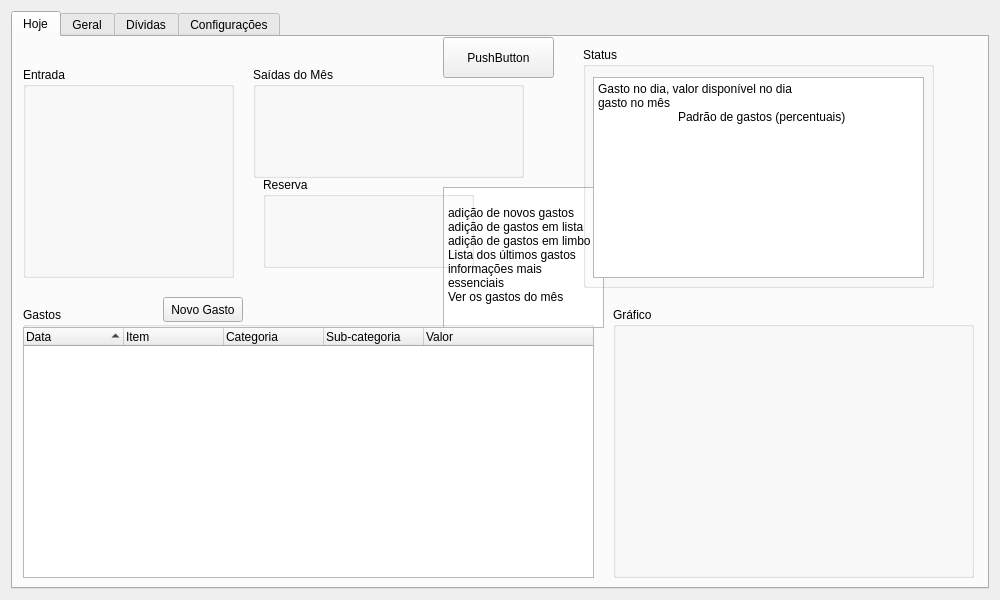
vazerick/controle_gastos, file ui/janela.ui: the form before one commit.
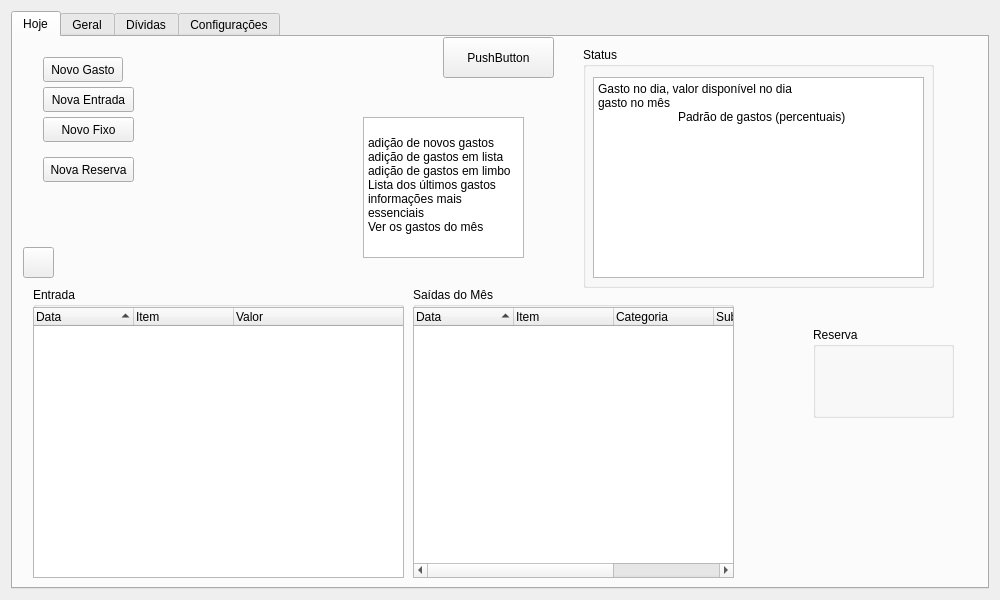
The form after the commit.

Commit message: Módulo para adição de Entrada, Fixo e Reserva.

```diff
--- a/ui/janela.ui
+++ b/ui/janela.ui
@@ -38,8 +38,8 @@
       <widget class="QTextBrowser" name="textBrowser">
        <property name="geometry">
         <rect>
-         <x>430</x>
-         <y>150</y>
+         <x>350</x>
+         <y>80</y>
          <width>161</width>
          <height>141</height>
         </rect>
@@ -90,136 +90,6 @@
         </property>
        </widget>
       </widget>
-      <widget class="QGroupBox" name="boxEntrada">
-       <property name="geometry">
-        <rect>
-         <x>10</x>
-         <y>30</y>
-         <width>211</width>
-         <height>211</height>
-        </rect>
-       </property>
-       <property name="title">
-        <string>Entrada</string>
-       </property>
-      </widget>
-      <widget class="QGroupBox" name="boxSaidas">
-       <property name="geometry">
-        <rect>
-         <x>240</x>
-         <y>30</y>
-         <width>271</width>
-         <height>111</height>
-        </rect>
-       </property>
-       <property name="title">
-        <string>Saídas do Mês</string>
-       </property>
-      </widget>
-      <widget class="QGroupBox" name="boxGastos">
-       <property name="geometry">
-        <rect>
-         <x>10</x>
-         <y>270</y>
-         <width>571</width>
-         <height>271</height>
-        </rect>
-       </property>
-       <property name="title">
-        <string>Gastos</string>
-       </property>
-       <widget class="QTreeWidget" name="treeSaida">
-        <property name="geometry">
-         <rect>
-          <x>0</x>
-          <y>20</y>
-          <width>571</width>
-          <height>251</height>
-         </rect>
-        </property>
-        <property name="alternatingRowColors">
-         <bool>true</bool>
-        </property>
-        <property name="rootIsDecorated">
-         <bool>true</bool>
-        </property>
-        <property name="uniformRowHeights">
-         <bool>false</bool>
-        </property>
-        <property name="itemsExpandable">
-         <bool>false</bool>
-        </property>
-        <property name="sortingEnabled">
-         <bool>true</bool>
-        </property>
-        <property name="wordWrap">
-         <bool>true</bool>
-        </property>
-        <property name="headerHidden">
-         <bool>false</bool>
-        </property>
-        <attribute name="headerVisible">
-         <bool>true</bool>
-        </attribute>
-        <attribute name="headerCascadingSectionResizes">
-         <bool>false</bool>
-        </attribute>
-        <attribute name="headerHighlightSections">
-         <bool>false</bool>
-        </attribute>
-        <column>
-         <property name="text">
-          <string>Data</string>
-         </property>
-        </column>
-        <column>
-         <property name="text">
-          <string>Item</string>
-         </property>
-        </column>
-        <column>
-         <property name="text">
-          <string>Categoria</string>
-         </property>
-        </column>
-        <column>
-         <property name="text">
-          <string>Sub-categoria</string>
-         </property>
-        </column>
-        <column>
-         <property name="text">
-          <string>Valor</string>
-         </property>
-        </column>
-       </widget>
-      </widget>
-      <widget class="QGroupBox" name="boxGrafico">
-       <property name="geometry">
-        <rect>
-         <x>600</x>
-         <y>270</y>
-         <width>361</width>
-         <height>271</height>
-        </rect>
-       </property>
-       <property name="title">
-        <string>Gráfico</string>
-       </property>
-      </widget>
-      <widget class="QGroupBox" name="boxSaidas_2">
-       <property name="geometry">
-        <rect>
-         <x>250</x>
-         <y>140</y>
-         <width>211</width>
-         <height>91</height>
-        </rect>
-       </property>
-       <property name="title">
-        <string>Reserva</string>
-       </property>
-      </widget>
       <widget class="QPushButton" name="pushButton">
        <property name="geometry">
         <rect>
@@ -236,8 +106,8 @@
       <widget class="QPushButton" name="botaoGasto">
        <property name="geometry">
         <rect>
-         <x>150</x>
-         <y>260</y>
+         <x>30</x>
+         <y>20</y>
          <width>80</width>
          <height>25</height>
         </rect>
@@ -246,6 +116,316 @@
         <string>Novo Gasto</string>
        </property>
       </widget>
+      <widget class="QStackedWidget" name="stackedWidget">
+       <property name="enabled">
+        <bool>true</bool>
+       </property>
+       <property name="geometry">
+        <rect>
+         <x>20</x>
+         <y>250</y>
+         <width>931</width>
+         <height>291</height>
+        </rect>
+       </property>
+       <property name="mouseTracking">
+        <bool>false</bool>
+       </property>
+       <property name="autoFillBackground">
+        <bool>false</bool>
+       </property>
+       <property name="currentIndex">
+        <number>1</number>
+       </property>
+       <widget class="QWidget" name="page">
+        <widget class="QGroupBox" name="boxGastos">
+         <property name="geometry">
+          <rect>
+           <x>0</x>
+           <y>0</y>
+           <width>631</width>
+           <height>291</height>
+          </rect>
+         </property>
+         <property name="title">
+          <string>Gastos</string>
+         </property>
+         <widget class="QTreeWidget" name="treeSaida">
+          <property name="geometry">
+           <rect>
+            <x>0</x>
+            <y>20</y>
+            <width>631</width>
+            <height>271</height>
+           </rect>
+          </property>
+          <property name="alternatingRowColors">
+           <bool>true</bool>
+          </property>
+          <property name="rootIsDecorated">
+           <bool>true</bool>
+          </property>
+          <property name="uniformRowHeights">
+           <bool>false</bool>
+          </property>
+          <property name="itemsExpandable">
+           <bool>false</bool>
+          </property>
+          <property name="sortingEnabled">
+           <bool>true</bool>
+          </property>
+          <property name="wordWrap">
+           <bool>true</bool>
+          </property>
+          <property name="headerHidden">
+           <bool>true</bool>
+          </property>
+          <attribute name="headerVisible">
+           <bool>false</bool>
+          </attribute>
+          <attribute name="headerCascadingSectionResizes">
+           <bool>false</bool>
+          </attribute>
+          <attribute name="headerHighlightSections">
+           <bool>false</bool>
+          </attribute>
+          <column>
+           <property name="text">
+            <string>Data</string>
+           </property>
+          </column>
+          <column>
+           <property name="text">
+            <string>Item</string>
+           </property>
+          </column>
+          <column>
+           <property name="text">
+            <string>Categoria</string>
+           </property>
+          </column>
+          <column>
+           <property name="text">
+            <string>Sub-categoria</string>
+           </property>
+          </column>
+          <column>
+           <property name="text">
+            <string>Valor</string>
+           </property>
+          </column>
+         </widget>
+        </widget>
+        <widget class="QGroupBox" name="groupBox">
+         <property name="geometry">
+          <rect>
+           <x>640</x>
+           <y>20</y>
+           <width>281</width>
+           <height>271</height>
+          </rect>
+         </property>
+         <property name="title">
+          <string/>
+         </property>
+        </widget>
+       </widget>
+       <widget class="QWidget" name="page_2">
+        <widget class="QGroupBox" name="boxEntrada">
+         <property name="geometry">
+          <rect>
+           <x>0</x>
+           <y>0</y>
+           <width>371</width>
+           <height>291</height>
+          </rect>
+         </property>
+         <property name="title">
+          <string>Entrada</string>
+         </property>
+         <widget class="QTreeWidget" name="treeEntrada">
+          <property name="geometry">
+           <rect>
+            <x>0</x>
+            <y>20</y>
+            <width>371</width>
+            <height>271</height>
+           </rect>
+          </property>
+          <property name="alternatingRowColors">
+           <bool>true</bool>
+          </property>
+          <property name="sortingEnabled">
+           <bool>true</bool>
+          </property>
+          <property name="wordWrap">
+           <bool>true</bool>
+          </property>
+          <attribute name="headerVisible">
+           <bool>true</bool>
+          </attribute>
+          <column>
+           <property name="text">
+            <string>Data</string>
+           </property>
+          </column>
+          <column>
+           <property name="text">
+            <string>Item</string>
+           </property>
+          </column>
+          <column>
+           <property name="text">
+            <string>Valor</string>
+           </property>
+          </column>
+         </widget>
+        </widget>
+        <widget class="QGroupBox" name="boxFixo">
+         <property name="geometry">
+          <rect>
+           <x>380</x>
+           <y>0</y>
+           <width>321</width>
+           <height>291</height>
+          </rect>
+         </property>
+         <property name="title">
+          <string>Saídas do Mês</string>
+         </property>
+         <widget class="QTreeWidget" name="treeFixo">
+          <property name="geometry">
+           <rect>
+            <x>0</x>
+            <y>20</y>
+            <width>321</width>
+            <height>271</height>
+           </rect>
+          </property>
+          <property name="alternatingRowColors">
+           <bool>true</bool>
+          </property>
+          <property name="rootIsDecorated">
+           <bool>true</bool>
+          </property>
+          <property name="uniformRowHeights">
+           <bool>false</bool>
+          </property>
+          <property name="itemsExpandable">
+           <bool>false</bool>
+          </property>
+          <property name="sortingEnabled">
+           <bool>true</bool>
+          </property>
+          <property name="wordWrap">
+           <bool>true</bool>
+          </property>
+          <property name="headerHidden">
+           <bool>false</bool>
+          </property>
+          <attribute name="headerVisible">
+           <bool>true</bool>
+          </attribute>
+          <attribute name="headerCascadingSectionResizes">
+           <bool>false</bool>
+          </attribute>
+          <attribute name="headerHighlightSections">
+           <bool>false</bool>
+          </attribute>
+          <column>
+           <property name="text">
+            <string>Data</string>
+           </property>
+          </column>
+          <column>
+           <property name="text">
+            <string>Item</string>
+           </property>
+          </column>
+          <column>
+           <property name="text">
+            <string>Categoria</string>
+           </property>
+          </column>
+          <column>
+           <property name="text">
+            <string>Sub-categoria</string>
+           </property>
+          </column>
+          <column>
+           <property name="text">
+            <string>Valor</string>
+           </property>
+          </column>
+         </widget>
+        </widget>
+        <widget class="QGroupBox" name="boxSaidas_2">
+         <property name="geometry">
+          <rect>
+           <x>780</x>
+           <y>40</y>
+           <width>141</width>
+           <height>91</height>
+          </rect>
+         </property>
+         <property name="title">
+          <string>Reserva</string>
+         </property>
+        </widget>
+       </widget>
+      </widget>
+      <widget class="QPushButton" name="botaoTela">
+       <property name="geometry">
+        <rect>
+         <x>10</x>
+         <y>210</y>
+         <width>31</width>
+         <height>31</height>
+        </rect>
+       </property>
+       <property name="text">
+        <string/>
+       </property>
+      </widget>
+      <widget class="QPushButton" name="botaoEntrada">
+       <property name="geometry">
+        <rect>
+         <x>30</x>
+         <y>50</y>
+         <width>91</width>
+         <height>25</height>
+        </rect>
+       </property>
+       <property name="text">
+        <string>Nova Entrada</string>
+       </property>
+      </widget>
+      <widget class="QPushButton" name="botaoFixo">
+       <property name="geometry">
+        <rect>
+         <x>30</x>
+         <y>80</y>
+         <width>91</width>
+         <height>25</height>
+        </rect>
+       </property>
+       <property name="text">
+        <string>Novo Fixo</string>
+       </property>
+      </widget>
+      <widget class="QPushButton" name="botaoReserva">
+       <property name="geometry">
+        <rect>
+         <x>30</x>
+         <y>120</y>
+         <width>91</width>
+         <height>25</height>
+        </rect>
+       </property>
+       <property name="text">
+        <string>Nova Reserva</string>
+       </property>
+      </widget>
      </widget>
      <widget class="QWidget" name="Geral">
       <attribute name="title">
```
The commit also changes 33 other files.
